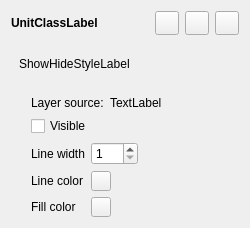
Old version of the form src/apps/openfluid-builder/spatial/UnitsClassWidget.ui in the repository OpenFLUID/openfluid.
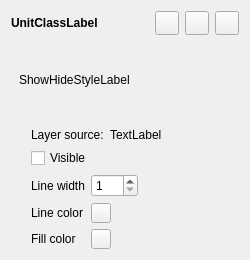
New version of the form. Custom widgets are drawn as their Qt base class.

```diff
--- a/src/apps/openfluid-builder/spatial/UnitsClassWidget.ui
+++ b/src/apps/openfluid-builder/spatial/UnitsClassWidget.ui
@@ -7,7 +7,7 @@
     <x>0</x>
     <y>0</y>
     <width>250</width>
-    <height>228</height>
+    <height>260</height>
    </rect>
   </property>
   <property name="sizePolicy">
```
Left out of the diff: 15 changed lines with no effect on the pictures.
